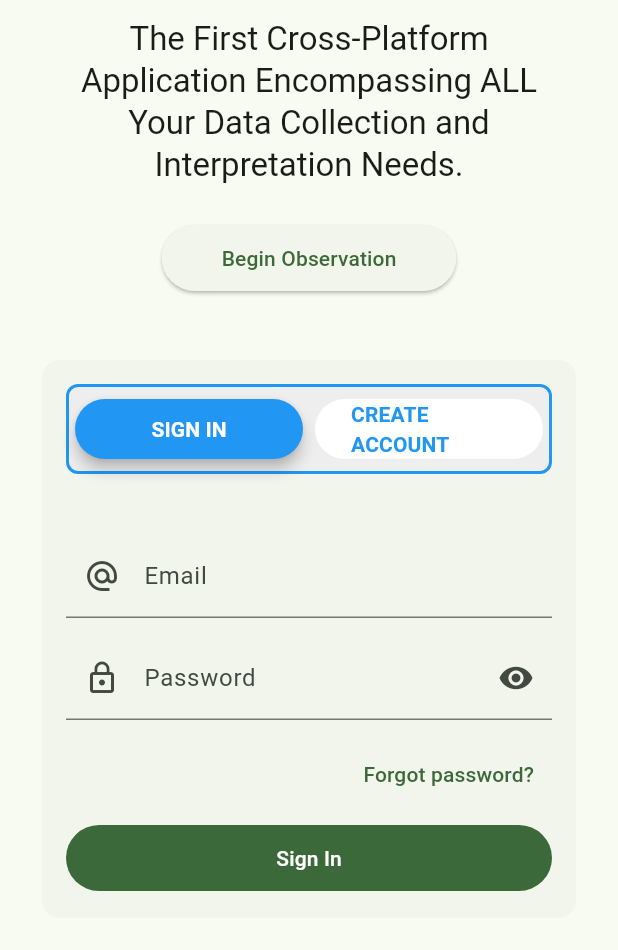
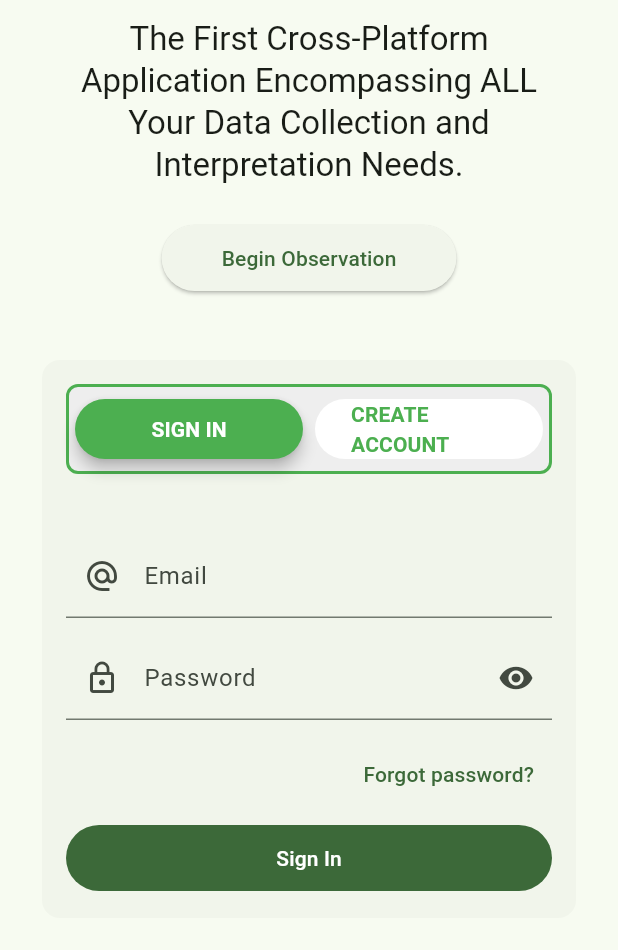
Before and after one commit to TamerWaves0160/B1st, a Flutter app: the LoginNewUserTab widget shown alone on an empty page, opened directly, on a phone screen of 412 x 824 dp, the part 138-1088 px from its top. Run offline on Flutter 3.47's test engine with Material 3 defaults, Android fonts, the light colour scheme and no system bars; our stand-ins replace cloud_firestore, cloud_functions, firebase_auth, firebase_core, fl_chart, flutter_markdown and 3 more; accounts and stored records are empty.

Commit message:
Changed login border color

```diff
--- a/lib/tabs/login_new_user_tab.dart
+++ b/lib/tabs/login_new_user_tab.dart
@@ -129,7 +129,7 @@ class _LoginNewUserTabState extends State<LoginNewUserTab> {
                           decoration: BoxDecoration(
                             color: Colors.grey[200],
                             borderRadius: BorderRadius.circular(8),
-                            border: Border.all(color: Colors.blue, width: 2),
+                            border: Border.all(color: Colors.green, width: 2),
                           ),
                           child: Row(
                             children: [
@@ -139,11 +139,11 @@ class _LoginNewUserTabState extends State<LoginNewUserTab> {
                                       setState(() => _isLogin = true),
                                   style: ElevatedButton.styleFrom(
                                     backgroundColor: _isLogin
-                                        ? Colors.blue
+                                        ? Colors.green
                                         : Colors.white,
                                     foregroundColor: _isLogin
                                         ? Colors.white
-                                        : Colors.blue,
+                                        : Colors.green,
                                     elevation: _isLogin ? 4 : 0,
                                   ),
                                   child: const Text(
@@ -161,11 +161,11 @@ class _LoginNewUserTabState extends State<LoginNewUserTab> {
                                       setState(() => _isLogin = false),
                                   style: ElevatedButton.styleFrom(
                                     backgroundColor: !_isLogin
-                                        ? Colors.blue
+                                        ? Colors.green
                                         : Colors.white,
                                     foregroundColor: !_isLogin
                                         ? Colors.white
-                                        : Colors.blue,
+                                        : Colors.green,
                                     elevation: !_isLogin ? 4 : 0,
                                   ),
                                   child: const Text(
```
